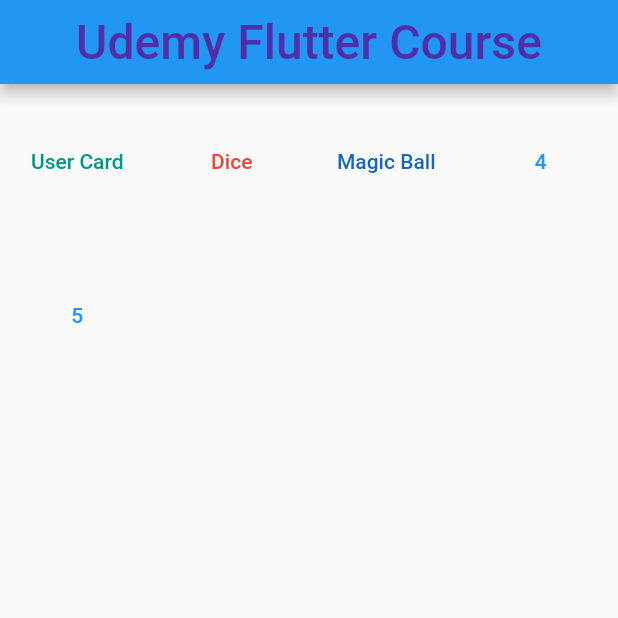
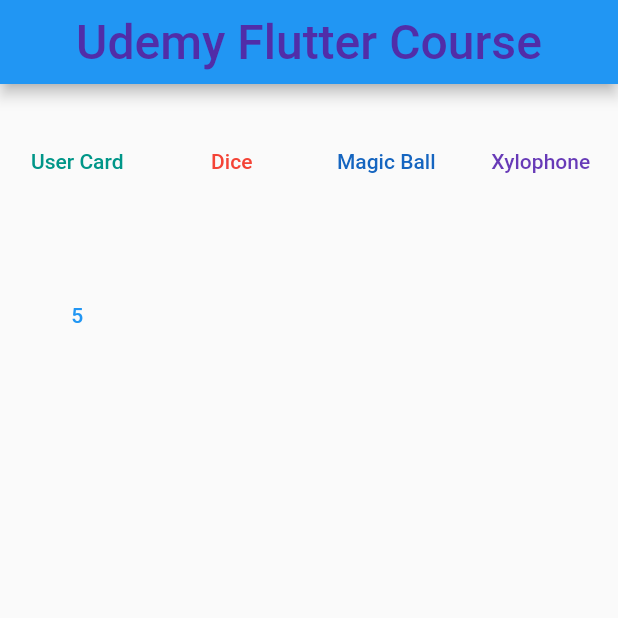
Before and after one commit to SergioSorokin/udemy_flutter_course, a Flutter app: the screen it shows after launch, on a phone screen of 412 x 824 dp, the top half of it. Run offline on Flutter 3.47's test engine with Material 2 defaults, Android fonts, the light colour scheme and no system bars; our stand-ins replace audioplayers.

Commit message:
Created screen Xylophone with audioplayers 0.20.1 package

```diff
--- a/lib/home_page.dart
+++ b/lib/home_page.dart
@@ -2,6 +2,7 @@
 import 'package:udemy_flutter_course/section/6/user_card.dart';
 import 'package:udemy_flutter_course/section/7/dice_page.dart';
 import 'package:udemy_flutter_course/section/8/magic_ball.dart';
+import 'package:udemy_flutter_course/section/9/xylophone.dart';
 
 class HomePage {
   static const String routName = '/homePage';
@@ -58,7 +59,16 @@
             },
           ),
           TextButton(
-            child: const Text('4'),onPressed: () {},
+            child: const Text(
+              'Xylophone',
+              style: TextStyle(color: Colors.deepPurple),
+            ),
+            onPressed: () {
+              Navigator.pushNamed(
+                context,
+                Xylophone.routName,
+              );
+            },
           ),
           TextButton(
             child: const Text('5'),onPressed: () {},
--- a/lib/main.dart
+++ b/lib/main.dart
@@ -3,6 +3,7 @@
 import 'package:udemy_flutter_course/section/6/user_card.dart';
 import 'package:udemy_flutter_course/section/7/dice_page.dart';
 import 'package:udemy_flutter_course/section/8/magic_ball.dart';
+import 'package:udemy_flutter_course/section/9/xylophone.dart';
 
 void main() {
   runApp(const MyApp());
@@ -20,6 +21,7 @@
         UserCard.routName: (context) => const UserCard(),
         DicePage.routName: (context) => const DicePage(),
         MagicBallPage.routName: (context) => const MagicBallPage(),
+        Xylophone.routName: (context) => const Xylophone(),
       },
       initialRoute: HomePage.routName,
     );
--- a/pubspec.yaml
+++ b/pubspec.yaml
@@ -34,6 +34,7 @@
   # The following adds the Cupertino Icons font to your application.
   # Use with the CupertinoIcons class for iOS style icons.
   cupertino_icons: ^1.0.2
+  audioplayers: ^0.20.1
 
 dev_dependencies:
   flutter_test:
@@ -60,6 +61,7 @@
   # To add assets to your application, add an assets section, like this:
   assets:
    - images/
+   - assets/
   #   - images/a_dot_ham.jpeg
 
   # An image asset can refer to one or more resolution-specific "variants", see
```
Also changed, not shown: lib/section/9/xylophone.dart (added, +54 -0 lines), pubspec.lock, 8 other files.
